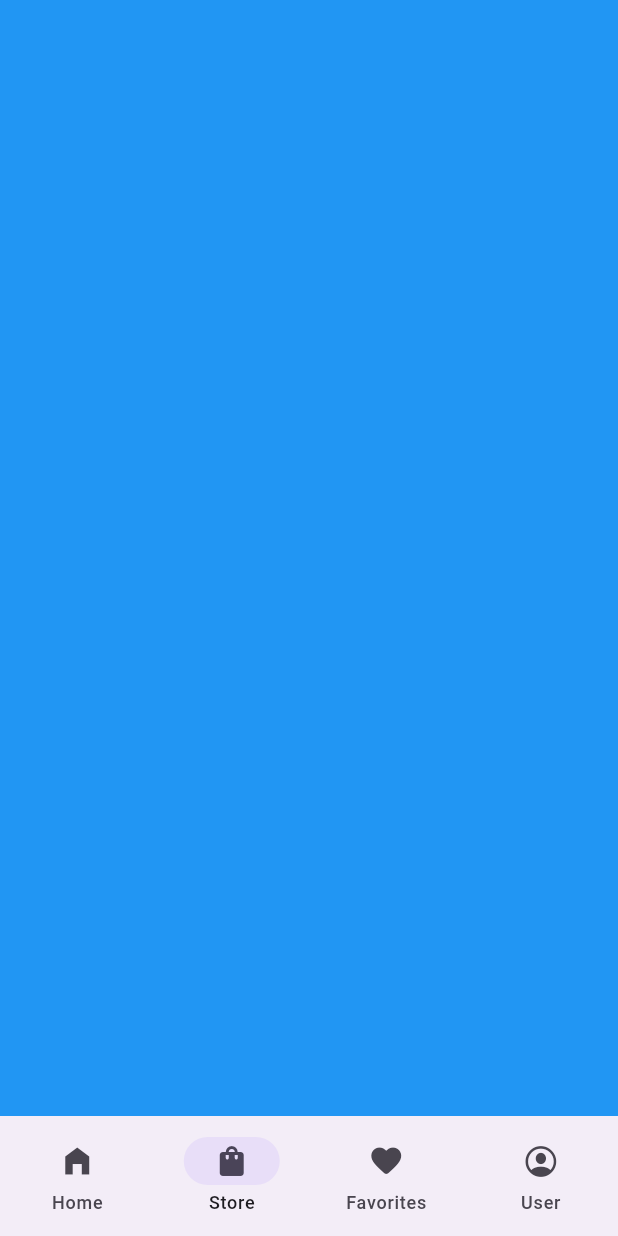
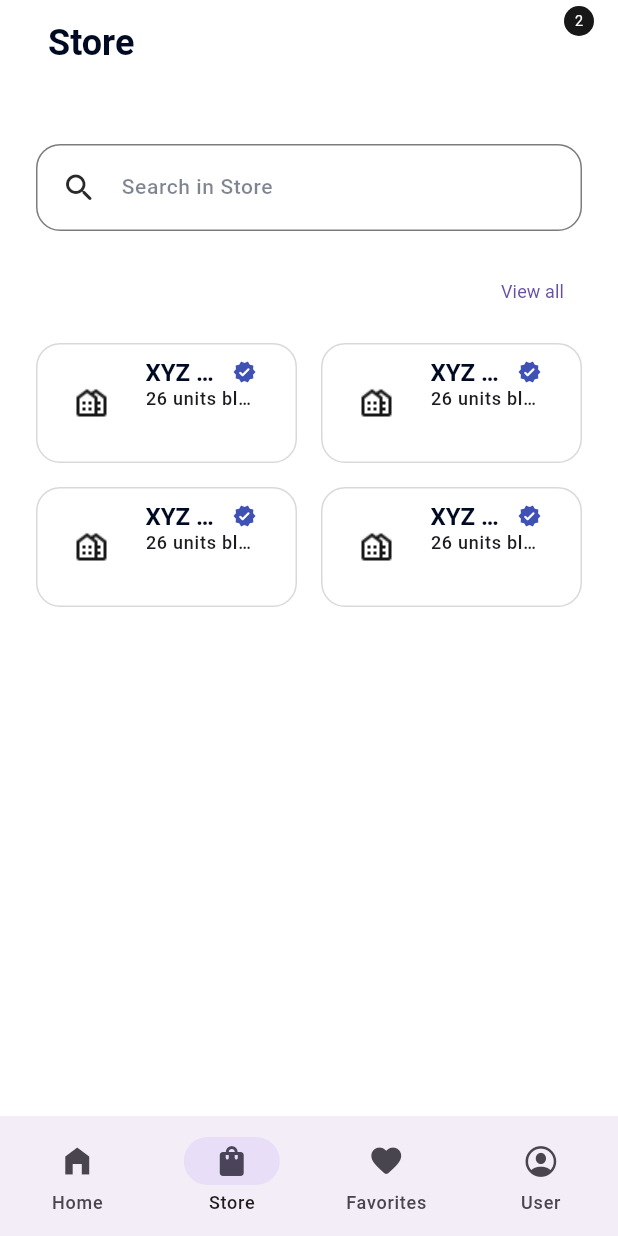
Before and after one commit to kitkatchoco2002/RentNest, a Flutter app: the NavigationMenu screen opened directly, item 2 of the bottom bar chosen, on a phone screen of 412 x 824 dp. Run offline on Flutter 3.47's test engine with Material 3 defaults, Android fonts, the light colour scheme and no system bars; our stand-ins replace carousel_slider, get, get_storage, logger, smooth_page_indicator; accounts and stored records are empty; Roboto replaces fonts that are missing (Poppins).

Commit message:
8th commit

```diff
--- a/rentnest/lib/commons/styles/shadows.dart
+++ b/rentnest/lib/commons/styles/shadows.dart
@@ -7,13 +7,13 @@ class RShadowStyle {
     color: RColors.darkgrey.withOpacity(0.1),
     blurRadius: 50,
     spreadRadius: 7,
-    offset: Offset(0, 2),
+    offset: const Offset(0, 2),
   );
 
   static final horizontalProductShadow = BoxShadow(
     color: RColors.darkgrey.withOpacity(0.1),
     blurRadius: 50,
     spreadRadius: 7,
-    offset: Offset(0, 2),
+    offset: const Offset(0, 2),
   );
 }
--- a/rentnest/lib/commons/widgets/custom_shape/container/search_container.dart
+++ b/rentnest/lib/commons/widgets/custom_shape/container/search_container.dart
@@ -7,31 +7,43 @@ import 'package:rentnest/utils/helpers/helper_function.dart';
 
 class RSearchContainer extends StatelessWidget {
   const RSearchContainer({
-    super.key, required this.text, this.icon,  this.showBackground = true,  this.showBorder = true,
+    super.key,
+    required this.text,
+    this.icon = Icons.search_rounded,
+    this.showBackground = true,
+    this.showBorder = true,
+    this.padding =  const EdgeInsets.symmetric(horizontal: RSizes.defaultSpace),
   });
 
   final String text;
   final IconData? icon;
   final bool showBackground, showBorder;
+  final EdgeInsetsGeometry padding;
 
   @override
   Widget build(BuildContext context) {
     final dark = RHelperFunctions.isDarkmode(context);
     return Padding(
-      padding: const EdgeInsets.symmetric(horizontal: RSizes.defaultSpace),
+      padding:padding,
       child: Container(
         width: RDeviceUtils.getScreenWidth(),
         padding: const EdgeInsets.all(RSizes.md),
         decoration: BoxDecoration(
-          color: showBackground ? dark? RColors.dark : RColors.light: Colors.transparent,
-          borderRadius: BorderRadius.circular(RSizes.cardRadiusLg),
-          border: showBorder? Border.all(color: RColors.grey): null
-        ),
+            color: showBackground
+                ? dark
+                    ? RColors.dark
+                    : RColors.light
+                : Colors.transparent,
+            borderRadius: BorderRadius.circular(RSizes.cardRadiusLg),
+            border: showBorder ? Border.all(color: RColors.grey) : null),
         child: Row(
           children: [
             Icon(icon, color: RColors.darkergrey),
             const SizedBox(width: RSizes.spaceBtwnItms),
-            Text(text, style: Theme.of(context).textTheme.bodySmall,)
+            Text(
+              text,
+              style: Theme.of(context).textTheme.bodySmall,
+            )
           ],
         ),
       ),
--- /dev/null
+++ b/rentnest/lib/commons/widgets/images/circular_image.dart
@@ -0,0 +1,46 @@
+import 'package:flutter/material.dart';
+import 'package:rentnest/utils/constants/colors.dart';
+import 'package:rentnest/utils/constants/image_strings.dart';
+import 'package:rentnest/utils/constants/sizes.dart';
+import 'package:rentnest/utils/helpers/helper_function.dart';
+
+class RCircularImage extends StatelessWidget {
+  const RCircularImage({
+    super.key,
+    this.fit = BoxFit.cover,
+    required this.image,
+    this.isNetworkImage = false,
+    this.overlayColor,
+    this.backgroundColor,
+    this.width = 56,
+    this.height = 56,
+    this.padding = RSizes.sm,
+  });
+
+  final BoxFit? fit;
+  final String image;
+  final bool isNetworkImage;
+  final Color? overlayColor;
+  final Color? backgroundColor;
+  final double width, height, padding;
+
+  @override
+  Widget build(BuildContext context) {
+    return Container(
+      width: width,
+      height: height,
+      padding: EdgeInsets.all(padding),
+      decoration: BoxDecoration(
+        // if backgroundcolor is null the swith to the light or dark color
+        color: backgroundColor?? (RHelperFunctions.isDarkmode(context)
+            ? RColors.black
+            : RColors.white),
+        borderRadius: BorderRadius.circular(100),
+      ),
+      child: Image(
+        image: isNetworkImage? NetworkImage(image) : AssetImage(image) as ImageProvider,
+        color: overlayColor
+      ),
+    );
+  }
+}
--- a/rentnest/lib/commons/widgets/products/cart/cart_menu_icon.dart
+++ b/rentnest/lib/commons/widgets/products/cart/cart_menu_icon.dart
@@ -3,16 +3,17 @@ import 'package:rentnest/utils/constants/colors.dart';
 
 class RCartCounterIcon extends StatelessWidget {
   const RCartCounterIcon({
-    super.key, required this.onPressed,
+    super.key, required this.onPressed, required this.icon,
   });
 
   final VoidCallback onPressed;
+  final Icon icon;
 
   @override
   Widget build(BuildContext context) {
     return Stack(
       children: [
-        IconButton(onPressed: onPressed , icon: const Icon(Icons.favorite_rounded, color: RColors.white,)),
+        IconButton(onPressed: onPressed , icon: icon),
         Positioned(
           right: 0,
           child: Container(
--- a/rentnest/lib/commons/widgets/products/product_cards/product_card_vertical.dart
+++ b/rentnest/lib/commons/widgets/products/product_cards/product_card_vertical.dart
@@ -4,8 +4,10 @@ import 'package:rentnest/commons/widgets/custom_shape/container/rounded_containe
 import 'package:rentnest/commons/widgets/icons/circular_icon.dart';
 import 'package:rentnest/commons/widgets/images/rounded_image.dart';
 import 'package:rentnest/commons/widgets/products/product_cards/product_price.dart';
+import 'package:rentnest/commons/widgets/texts/brand_title_with_verification.dart';
 import 'package:rentnest/commons/widgets/texts/product_title_text.dart';
 import 'package:rentnest/utils/constants/colors.dart';
+import 'package:rentnest/utils/constants/enums.dart';
 import 'package:rentnest/utils/constants/image_strings.dart';
 import 'package:rentnest/utils/constants/sizes.dart';
 import 'package:rentnest/utils/helpers/helper_function.dart';
@@ -15,7 +17,6 @@ class RProductCardVertical extends StatelessWidget {
 
   @override
   Widget build(BuildContext context) {
-
     final dark = RHelperFunctions.isDarkmode(context);
 
     return GestureDetector(
@@ -26,14 +27,14 @@ class RProductCardVertical extends StatelessWidget {
         decoration: BoxDecoration(
             boxShadow: [RShadowStyle.verticalProductShadow],
             borderRadius: BorderRadius.circular(RSizes.productImageRadius),
-            color: dark ? RColors.dark : RColors.white),
+            color: dark ? RColors.darkergrey : RColors.white),
         child: Column(
           children: [
             /// THUMBNAIL,  WISHLIST BUTTON, DISCOUN TAG
             RRoundedContainer(
               // height: 150,
               padding: const EdgeInsets.all(RSizes.xs),
-              backgroundColor: dark ? RColors.dark : RColors.light,
+              backgroundColor: dark ? RColors.black : RColors.light,
               child: Stack(
                 children: [
                   /// -- thumbnail image
@@ -71,63 +72,50 @@ class RProductCardVertical extends StatelessWidget {
             const SizedBox(height: RSizes.spaceBtwnItms),
 
             ///  -- DETAILS
-            Padding(
-              padding: const EdgeInsets.only(left: RSizes.sm),
+            const Padding(
+              padding: EdgeInsets.only(left: RSizes.sm),
               child: Column(
                 crossAxisAlignment: CrossAxisAlignment.start,
                 children: [
-                  const RProductText(title: 'Apartment for Rent', smallSize: true),
+                  RProductText(title: 'Apartment for Rent'),
 
-                  const SizedBox(height: RSizes.spaceBtwnItms / 2),
+                  SizedBox(height: RSizes.spaceBtwnItms / 2),
 
                   //SHOP NAME
-                  Row(
-                    children: [
-                      Text('XYZ RENTALS',
-                          overflow: TextOverflow.ellipsis,
-                          maxLines: 1,
-                          style: Theme.of(context).textTheme.labelMedium),
-                      const SizedBox(width: RSizes.xs),
-                      Icon(
-                        Icons.verified_rounded,
-                        color: dark ? RColors.accent: RColors.primary,
-                        size: RSizes.iconXs,
-                      ),
+                  RBrandTitleWithVerifiedIcon(title: 'XYZ Rentals',),
                 ],
               ),
+            ),
+            const Spacer(),
 
-                  const SizedBox(height: RSizes.spaceBtwnItms),
-
+            /// PRICE ROW
             Row(
               mainAxisAlignment: MainAxisAlignment.spaceBetween,
               // crossAxisAlignment: CrossAxisAlignment.end,
               children: [
                 //PRICE
-                      const RProductPrice(
-                        price: '1500 ',
-                        isLarge: true,
+                const Padding(
+                  padding: EdgeInsets.only(left: RSizes.sm),
+                  child: RProductPrice(price: '1500 '),
                 ),
 
                 //ADD TO CART BUTTON
                 Container(
-                        decoration: BoxDecoration(
-                            color: dark? RColors.accent :RColors.dark,
+                  decoration: const BoxDecoration(
+                      color: RColors.secondary,
                       borderRadius: BorderRadius.only(
                           topLeft: Radius.circular(RSizes.cardRadiusMd),
-                                bottomRight: Radius.circular(
-                                    RSizes.productImageRadius))),
+                          bottomRight:
+                              Radius.circular(RSizes.productImageRadius))),
                   child: SizedBox(
-                            width: RSizes.iconLg,
-                            height: RSizes.iconLg,
+                      width: RSizes.iconLg * 1.2,
+                      height: RSizes.iconLg * 1.2,
                       child: Icon(
                         Icons.add,
-                              color: dark? RColors.black :RColors.white,
+                        color: dark ? RColors.black : RColors.white,
                       )),
                 )
               ],
-                  )
-                ],
-              ),
             )
           ],
         ),
--- /dev/null
+++ b/rentnest/lib/commons/widgets/texts/brand_title.dart
@@ -0,0 +1,40 @@
+import 'package:flutter/material.dart';
+import 'package:rentnest/utils/constants/enums.dart';
+
+class RBrandTitle extends StatelessWidget {
+  const RBrandTitle({
+    super.key,
+    required this.title,
+    this.maxLines = 1,
+    this.textAlign = TextAlign.center,
+    this.color,
+    this.brandTextSize = TextSizes.small,
+  });
+
+  final String title;
+  final int maxLines;
+  final TextAlign? textAlign;
+  final Color? color;
+  final TextSizes brandTextSize;
+
+  @override
+  Widget build(BuildContext context) {
+    return Text(title,
+        overflow: TextOverflow.ellipsis,
+        maxLines: maxLines,
+        textAlign: textAlign,
+        style: brandTextSize == TextSizes.small
+            ? Theme.of(context).textTheme.labelMedium!.apply(color: color)
+            : brandTextSize == TextSizes.medium
+                ? Theme.of(context).textTheme.bodyLarge!.apply(color: color)
+                : brandTextSize == TextSizes.large
+                    ? Theme.of(context)
+                        .textTheme
+                        .titleLarge!
+                        .apply(color: color)
+                    : Theme.of(context)
+                        .textTheme
+                        .bodyMedium!
+                        .apply(color: color));
+  }
+}
--- /dev/null
+++ b/rentnest/lib/commons/widgets/texts/brand_title_with_verification.dart
@@ -0,0 +1,45 @@
+import 'package:flutter/material.dart';
+import 'package:rentnest/commons/widgets/texts/brand_title.dart';
+import 'package:rentnest/utils/constants/enums.dart';
+import 'package:rentnest/utils/constants/sizes.dart';
+
+class RBrandTitleWithVerifiedIcon extends StatelessWidget {
+  const RBrandTitleWithVerifiedIcon({
+    super.key,
+    required this.title,
+    this.maxLines = 1,
+    this.textAlign,
+    this.textColor,
+    this.iconColor = Colors.indigo,
+    this.brandTextSize = TextSizes.small,
+  });
+
+  final String title;
+  final int maxLines;
+  final TextAlign? textAlign;
+  final Color? textColor, iconColor;
+  final TextSizes brandTextSize;
+
+  @override
+  Widget build(BuildContext context) {
+    return Row(
+      children: [
+        Flexible(
+          child: RBrandTitle(
+            title: title,
+            color: textColor,
+            maxLines: maxLines,
+            textAlign: textAlign,
+            brandTextSize: brandTextSize,
+          ),
+        ),
+        const SizedBox(width: RSizes.xs),
+        Icon(
+          Icons.verified_rounded,
+          color: iconColor,
+          size: RSizes.iconSm,
+        ),
+      ],
+    );
+  }
+}
--- a/rentnest/lib/commons/widgets/texts/section_headings.dart
+++ b/rentnest/lib/commons/widgets/texts/section_headings.dart
@@ -5,7 +5,7 @@ class RSectionHeading extends StatelessWidget {
   const RSectionHeading({
     super.key,
     this.textColor = RColors.white,
-    this.showActionButton = false,
+    this.showActionButton = true,
     required this.title,
     this.buttonTitle = "View all",
     this.onPressed,
@@ -19,6 +19,7 @@ class RSectionHeading extends StatelessWidget {
   @override
   Widget build(BuildContext context) {
     return Row(
+      mainAxisAlignment: MainAxisAlignment.spaceBetween,
       children: [
         Text(title,
             style: Theme.of(context)
--- a/rentnest/lib/features/shop/screens/home/home.dart
+++ b/rentnest/lib/features/shop/screens/home/home.dart
@@ -20,31 +20,31 @@ class HomeScreen extends StatelessWidget {
         child: Column(
           children: [
             ///Header
-            const RPrimaryHeaderContainer(
+            RPrimaryHeaderContainer(
               child: Column(
                 children: [
                   /// appbar
-                  RHomeAppBar(),
-                  SizedBox(height: RSizes.spaceBtwnSections),
+                  const RHomeAppBar(),
+                  const SizedBox(height: RSizes.spaceBtwnSections),
 
                   ///searchbar
-                  RSearchContainer(
+                  const RSearchContainer(
                     text: 'Search in Store',
                     icon: Icons.search_rounded,
                   ),
-                  SizedBox(height: RSizes.spaceBtwnSections),
+                  const SizedBox(height: RSizes.spaceBtwnSections),
 
                   ///catergories
                   Padding(
-                    padding: EdgeInsets.only(left: RSizes.defaultSpace),
+                    padding: const EdgeInsets.only(left: RSizes.defaultSpace),
                     child: Column(
                       children: [
                         ///headings
-                        RSectionHeading(title: 'Popular Category'),
-                        SizedBox(height: RSizes.spaceBtwnItms),
+                        RSectionHeading(title: 'Popular Category', onPressed: (){},),
+                        const SizedBox(height: RSizes.spaceBtwnItms),
 
                         ///categories
-                        RHomeCategories()
+                        const RHomeCategories()
                       ],
                     ),
                   )
@@ -70,7 +70,7 @@ class HomeScreen extends StatelessWidget {
                   ),
 
                   /// -- POPULAR PRODUCTS --
-                  RGridLayout(itemCount: 6, itemBuilder: (_, index) => RProductCardVertical(),),
+                  RGridLayout(itemCount: 6, itemBuilder: (_, index) => const RProductCardVertical()),
                 ],
               ),
             ),
--- a/rentnest/lib/features/shop/screens/home/widgets/home_appbar.dart
+++ b/rentnest/lib/features/shop/screens/home/widgets/home_appbar.dart
@@ -21,7 +21,7 @@ class RHomeAppBar extends StatelessWidget {
         ],
       ),
       actions: [
-        RCartCounterIcon(onPressed: () {},)
+        RCartCounterIcon(onPressed: () {},icon: Icon(Icons.favorite_rounded, color: RColors.white,),)
 
       ],
     );
--- /dev/null
+++ b/rentnest/lib/features/shop/screens/store/store.dart
@@ -0,0 +1,121 @@
+import 'package:flutter/material.dart';
+import 'package:rentnest/commons/widgets/appbar/appbar.dart';
+import 'package:rentnest/commons/widgets/custom_shape/container/rounded_container.dart';
+import 'package:rentnest/commons/widgets/custom_shape/container/search_container.dart';
+import 'package:rentnest/commons/widgets/images/circular_image.dart';
+import 'package:rentnest/commons/widgets/layouts/grid_layout.dart';
+import 'package:rentnest/commons/widgets/products/cart/cart_menu_icon.dart';
+import 'package:rentnest/commons/widgets/texts/brand_title_with_verification.dart';
+import 'package:rentnest/commons/widgets/texts/section_headings.dart';
+import 'package:rentnest/utils/constants/colors.dart';
+import 'package:rentnest/utils/constants/enums.dart';
+import 'package:rentnest/utils/constants/image_strings.dart';
+import 'package:rentnest/utils/constants/sizes.dart';
+import 'package:rentnest/utils/helpers/helper_function.dart';
+
+class StoreScreen extends StatelessWidget {
+  const StoreScreen({super.key});
+
+  @override
+  Widget build(BuildContext context) {
+    return Scaffold(
+      appBar: RAppBar(
+        title: Text(
+          "Store",
+          style: Theme.of(context).textTheme.headlineMedium,
+        ),
+        actions: [
+          RCartCounterIcon(
+            onPressed: () {},
+            icon: const Icon(Icons.shopping_basket, color: RColors.white),
+          )
+        ],
+      ),
+      body: NestedScrollView(
+          headerSliverBuilder: (_, innerBoxIsScrolled) {
+            return [
+              SliverAppBar(
+                automaticallyImplyLeading: false,
+                pinned: true,
+                floating: true,
+                backgroundColor: RHelperFunctions.isDarkmode(context)
+                    ? RColors.black
+                    : RColors.white,
+                expandedHeight:
+                    RHelperFunctions.screenSizeHeight() - RSizes.appBarHeight,
+                flexibleSpace: Padding(
+                  padding: const EdgeInsets.all(RSizes.defaultSpace),
+                  child: ListView(
+                    shrinkWrap: true,
+                    physics: const NeverScrollableScrollPhysics(),
+                    children: [
+                      ///SEARCH BAR
+                      const SizedBox(height: RSizes.spaceBtwnItms),
+                      const RSearchContainer(
+                        text: "Search in Store",
+                        showBorder: true,
+                        showBackground: false,
+                        padding: EdgeInsets.zero,
+                      ),
+                      const SizedBox(height: RSizes.spaceBtwnItms),
+
+                      /// -- FEATURED BRANDS
+                      RSectionHeading(
+                        title: "Featured Brands",
+                        onPressed: () {},
+                      ),
+                      const SizedBox(height: RSizes.spaceBtwnItms / 1.5),
+
+                      RGridLayout(itemCount: 4, mainAxisExtent: 80, itemBuilder: (_, index) {
+                        return GestureDetector(
+                        onTap: () {},
+                        child: RRoundedContainer(
+                          padding: const EdgeInsets.all(RSizes.sm),
+                          showBorder: true,
+                          backgroundColor: Colors.transparent,
+                          child: Row(
+                            children: [
+                              //-- Icon
+                              Flexible(
+                                child: RCircularImage(
+                                  image: RImages.apartment,
+                                  backgroundColor: Colors.transparent,
+                                  overlayColor: RHelperFunctions.isDarkmode(context)
+                                      ? RColors.white
+                                      : RColors.black,
+                                ),
+                              ),
+                              const SizedBox(width: RSizes.spaceBtwnItms/2),
+
+                              // -TEXT
+                              Expanded(
+                                child: Column(
+                                  mainAxisSize: MainAxisSize.max,
+                                  crossAxisAlignment: CrossAxisAlignment.start,
+                                  children: [
+                                    const RBrandTitleWithVerifiedIcon(title: "XYZ Rentals", brandTextSize: TextSizes.large),
+                                    Text(
+                                      "26 units blah blah",
+                                      overflow: TextOverflow.ellipsis,
+                                      style: Theme.of(context).textTheme.labelMedium,
+                                    )
+                                  ],
+                                ),
+                              )
+                            ],
+                          ),
+                        ),
+                      );
+
+                      },)
+
+                    ],
+                  ),
+                ),
+              )
+            ];
+          },
+          body: Container()),
+    );
+  }
+}
--- a/rentnest/lib/navigation_menu.dart
+++ b/rentnest/lib/navigation_menu.dart
@@ -2,6 +2,7 @@ import 'package:flutter/cupertino.dart';
 import 'package:flutter/material.dart';
 import 'package:get/get.dart';
 import 'package:rentnest/features/shop/screens/home/home.dart';
+import 'package:rentnest/features/shop/screens/store/store.dart';
 
 class NavigationMenu extends StatelessWidget {
   const NavigationMenu({super.key});
@@ -34,5 +35,5 @@ class NavigationMenu extends StatelessWidget {
 class NavigationController extends GetxController{
   final Rx<int> selectedIndex = 0.obs;
 
-  final screen = [const HomeScreen(), Container(color: Colors.blue,), Container(color: Colors.yellow,), Container(color: Colors.orange,)];
+  final screen = [const HomeScreen(), const StoreScreen(), Container(color: Colors.yellow,), Container(color: Colors.orange,)];
 }
```
Lines whose indentation alone changed are shown as unchanged.
